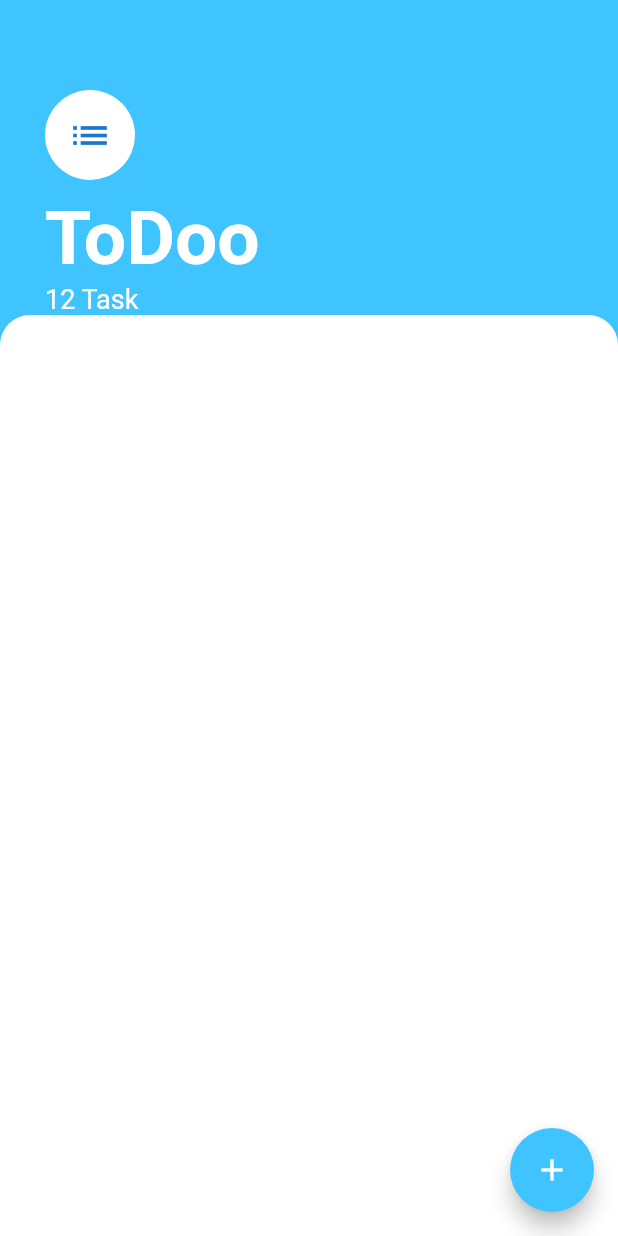
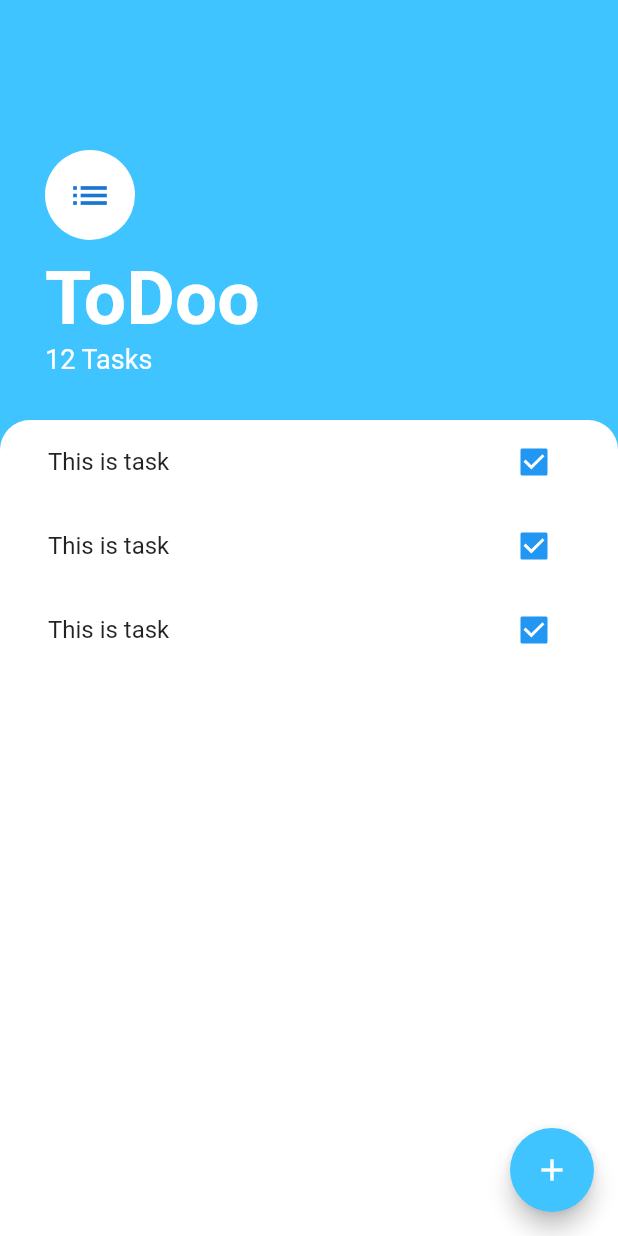
Before and after one commit to HeshanWeerasooriya/todoo, a Flutter app: the screen it shows after launch, on a phone screen of 412 x 824 dp. Run offline on Flutter 3.47's test engine with Material 2 defaults, Android fonts, the phone set to English and light mode, and no system bars.

Commit message:
Added ListTile

```diff
--- a/lib/Screens/task_screen.dart
+++ b/lib/Screens/task_screen.dart
@@ -16,7 +16,7 @@ class TaskScreen extends StatelessWidget {
         crossAxisAlignment: CrossAxisAlignment.start,
         children: [
           const Padding(
-            padding: EdgeInsets.only(top: 60.0, left: 30.0),
+            padding: EdgeInsets.only(top: 100.0, left: 30.0),
             child: CircleAvatar(
               child: Icon(
                 Icons.list,
@@ -39,9 +39,9 @@ class TaskScreen extends StatelessWidget {
             ),
           ),
           const Padding(
-            padding: EdgeInsets.only(left: 30.0),
+            padding: EdgeInsets.only(left: 30.0, bottom: 30.0),
             child: Text(
-              '12 Task',
+              '12 Tasks',
               style: TextStyle(
                 color: Colors.white,
                 fontSize: 18.0,
@@ -50,12 +50,38 @@ class TaskScreen extends StatelessWidget {
           ),
           Expanded(
             child: Container(
+              padding: EdgeInsets.symmetric(horizontal: 16.0),
               decoration: const BoxDecoration(
                 color: Colors.white,
                 borderRadius: BorderRadius.only(
                   topLeft: Radius.circular(20.0),
                   topRight: Radius.circular(20.0),
                 ),
+              ),
+              child: ListView(
+                children: [
+                  ListTile(
+                    title: Text('This is task'),
+                    trailing: Checkbox(
+                      onChanged: (bool? value) {},
+                      value: true,
+                    ),
+                  ),
+                  ListTile(
+                    title: Text('This is task'),
+                    trailing: Checkbox(
+                      onChanged: (bool? value) {},
+                      value: true,
+                    ),
+                  ),
+                  ListTile(
+                    title: Text('This is task'),
+                    trailing: Checkbox(
+                      onChanged: (bool? value) {},
+                      value: true,
+                    ),
+                  ),
+                ],
               ),
             ),
           )
```
